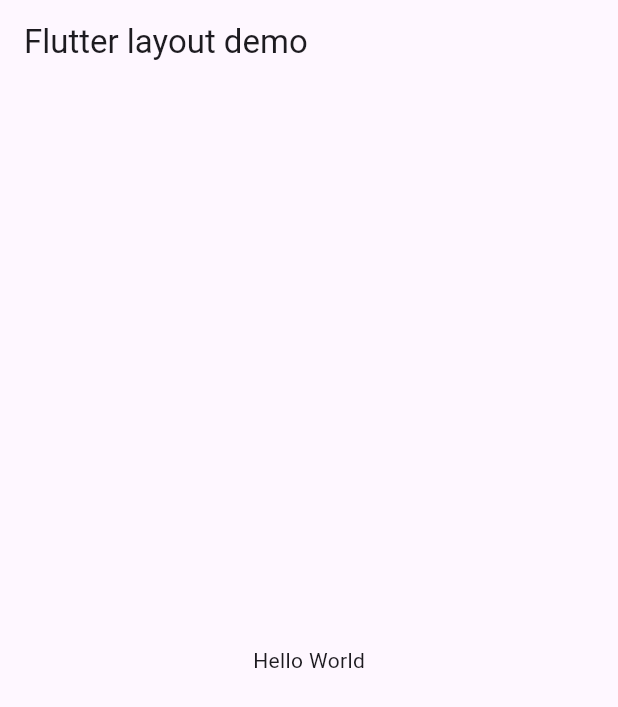
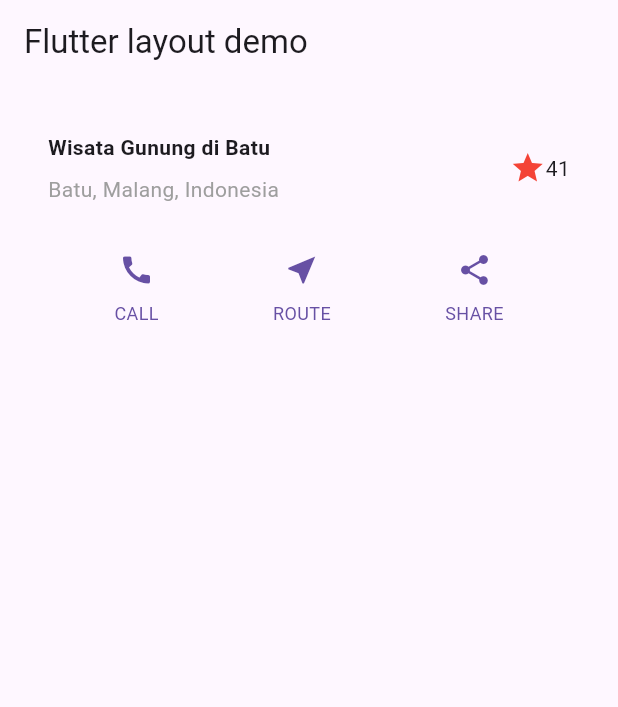
Before and after one commit to daffaputra09/pemrograman-mobile, a Flutter app: the screen it shows after launch, on a phone screen of 412 x 824 dp. Shown: the top 707 px of the screen. Run offline on Flutter 3.47's test engine with Material 3 defaults, Android fonts, the phone set to English and light mode, and no system bars.

Commit message:
praktikum 2

```diff
--- a/pertemuan_6/lib/main.dart
+++ b/pertemuan_6/lib/main.dart
@@ -7,16 +7,87 @@
 
   @override
   Widget build(BuildContext context) {
+    Widget titleSection = Container(
+      padding: const EdgeInsets.all(32),
+      child: Row(
+        crossAxisAlignment: CrossAxisAlignment.center,
+        children: [
+          Expanded(
+            child: Column(
+              crossAxisAlignment: CrossAxisAlignment.start,
+              children: [
+                Container(
+                  padding: const EdgeInsets.only(bottom: 8),
+                  child: const Text(
+                    'Wisata Gunung di Batu',
+                    style: TextStyle(
+                      fontWeight: FontWeight.bold,
+                    ),
+                  ),
+                ),
+                Text(
+                  'Batu, Malang, Indonesia',
+                  style: TextStyle(
+                    color: Colors.grey[500],
+                  ),
+                ),
+              ],
+            ),
+          ),
+          const Icon(
+            Icons.star,
+            color: Colors.red,
+          ),
+          const Text('41'),
+        ],
+      ),
+    );
+
+    Color color = Theme.of(context).primaryColor;
+
+    Widget buttonSection = Row(
+      mainAxisAlignment: MainAxisAlignment.spaceEvenly,
+      children: [
+        _buildButtonColumn(color, Icons.call, 'CALL'),
+        _buildButtonColumn(color, Icons.near_me, 'ROUTE'),
+        _buildButtonColumn(color, Icons.share, 'SHARE'),
+      ],
+    );
+
     return MaterialApp(
       title: 'Flutter layout: Nama dan NIM Anda',
       home: Scaffold(
         appBar: AppBar(
           title: const Text('Flutter layout demo'),
         ),
-        body: const Center(
-          child: Text('Hello World'),
+        body: Column(
+          children: [
+            titleSection,
+            buttonSection,
+          ],
         ),
       ),
     );
   }
+
+  Column _buildButtonColumn(Color color, IconData icon, String label) {
+    return Column(
+      mainAxisSize: MainAxisSize.min,
+      mainAxisAlignment: MainAxisAlignment.center,
+      children: [
+        Icon(icon, color: color),
+        Container(
+          margin: const EdgeInsets.only(top: 8),
+          child: Text(
+            label,
+            style: TextStyle(
+              fontSize: 12,
+              fontWeight: FontWeight.w400,
+              color: color,
+            ),
+          ),
+        ),
+      ],
+    );
+  }
 }
```
Also changed, not shown: pertemuan_6/assets/praktikum_1/langkah_2.png (added), pertemuan_6/assets/praktikum_1/langkah_4.png (added), 1 other file.
